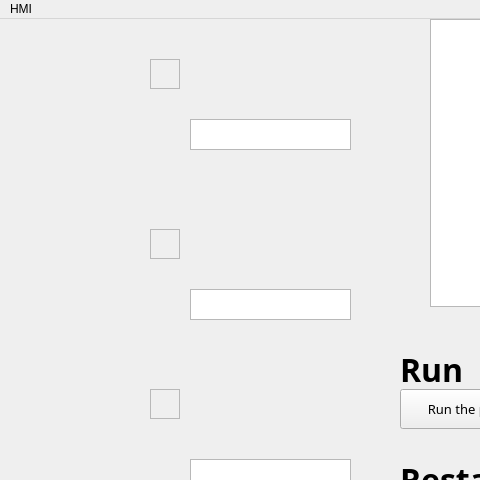
First picture: the form in ur5/mycobot_interface/human_machine_interface.ui, repository Marcel3245/Path-Planning-in-ROS-2-for-Industrial-Robotics_Bachelor-s-thesis, before the edit; both pictures show x 0 to 480 and y 0 to 480 of the 950 by 600 pixel window.
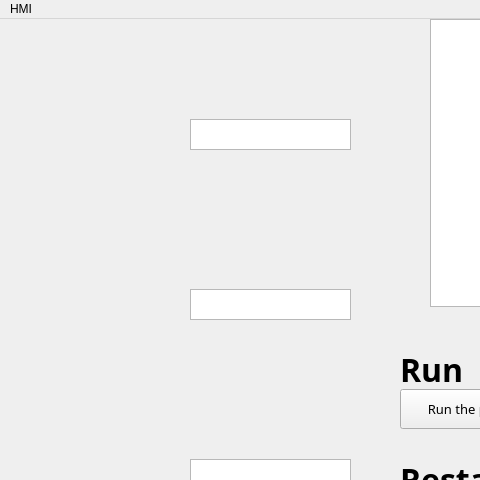
Second picture: the form after the edit. Icons and pictures are not drawn.

```diff
--- a/ur5/mycobot_interface/human_machine_interface.ui
+++ b/ur5/mycobot_interface/human_machine_interface.ui
@@ -171,11 +171,14 @@
       <height>30</height>
      </size>
     </property>
+    <property name="autoFillBackground">
+     <bool>false</bool>
+    </property>
     <property name="frameShape">
-     <enum>QFrame::StyledPanel</enum>
+     <enum>QFrame::NoFrame</enum>
     </property>
     <property name="frameShadow">
-     <enum>QFrame::Raised</enum>
+     <enum>QFrame::Sunken</enum>
     </property>
    </widget>
    <widget class="QFrame" name="camera_led_indicator">
@@ -200,11 +203,14 @@
      </size>
     </property>
     <property name="frameShape">
-     <enum>QFrame::StyledPanel</enum>
+     <enum>QFrame::NoFrame</enum>
     </property>
     <property name="frameShadow">
      <enum>QFrame::Raised</enum>
     </property>
+    <property name="lineWidth">
+     <number>0</number>
+    </property>
    </widget>
    <widget class="QFrame" name="robot_led_indicator">
     <property name="geometry">
@@ -228,7 +234,7 @@
      </size>
     </property>
     <property name="frameShape">
-     <enum>QFrame::StyledPanel</enum>
+     <enum>QFrame::NoFrame</enum>
     </property>
     <property name="frameShadow">
      <enum>QFrame::Raised</enum>
```
Left out of the diff: 12 changed lines with no effect on the pictures.
